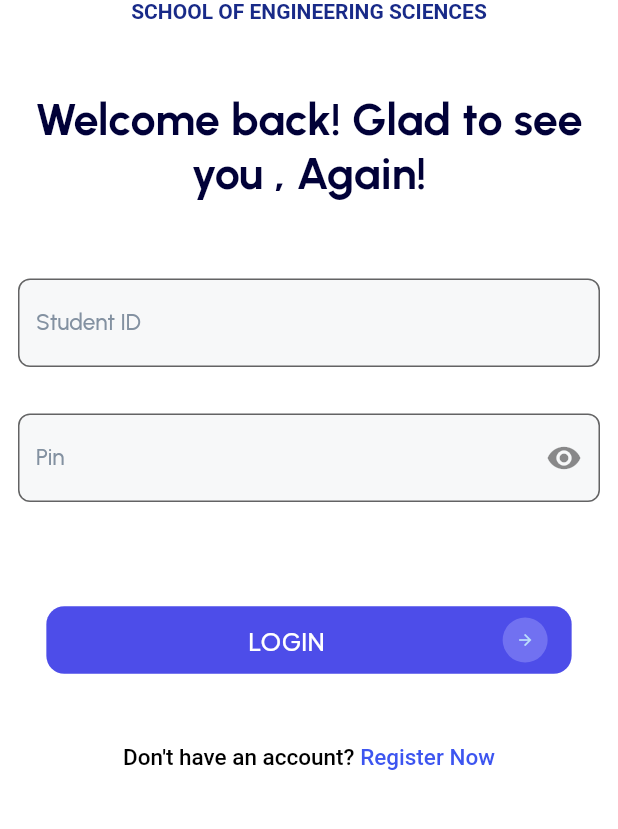
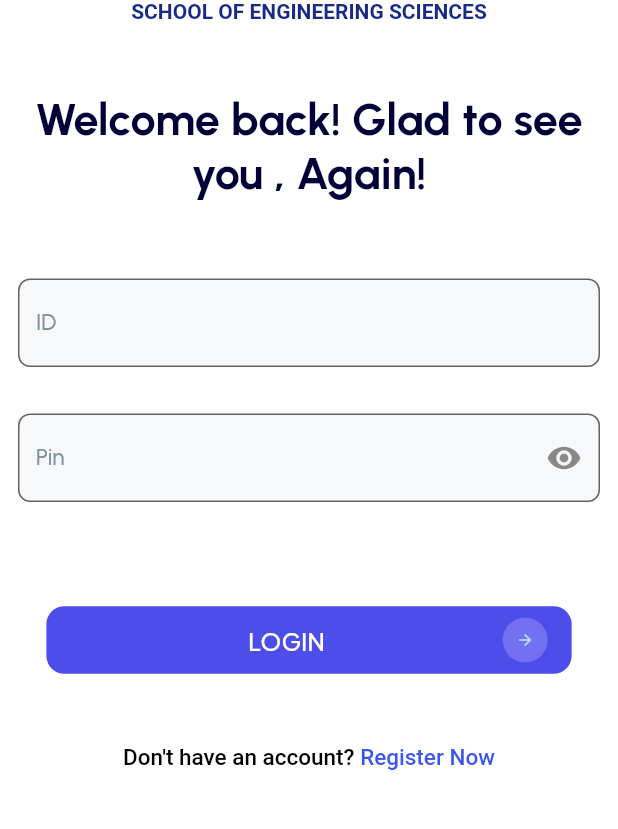
Before and after one commit to Serkhani/ugmis, a Flutter app: the screen it shows after launch, on a phone screen of 412 x 824 dp, the part 221-1050 px from its top. Run offline on Flutter 3.47's test engine with Material 2 defaults, Android fonts, the phone set to English and light mode, and no system bars; our stand-ins replace get; Roboto replaces fonts that are missing (Akshar); project files that could hold a hidden picture were left out.

Commit message:
updated ID text

```diff
--- a/lib/resources/app_strings.dart
+++ b/lib/resources/app_strings.dart
@@ -6,7 +6,7 @@ class AppStrings {
 
   // Login
   static const welcome = 'Welcome back! Glad to see you , Again!';
-  static const studentId = 'Student ID';
+  static const studentId = 'ID';
   static const studentIdEg = '109*****';
   static const pin = 'Pin';
   static const pinPinEg = '12345';
```
